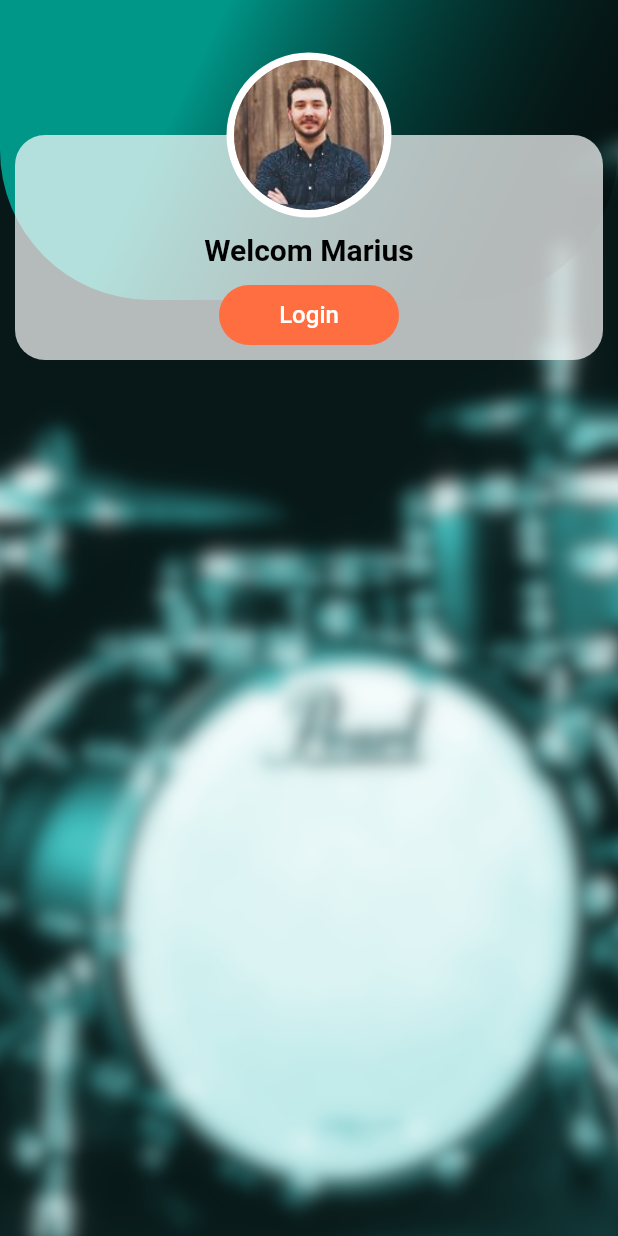
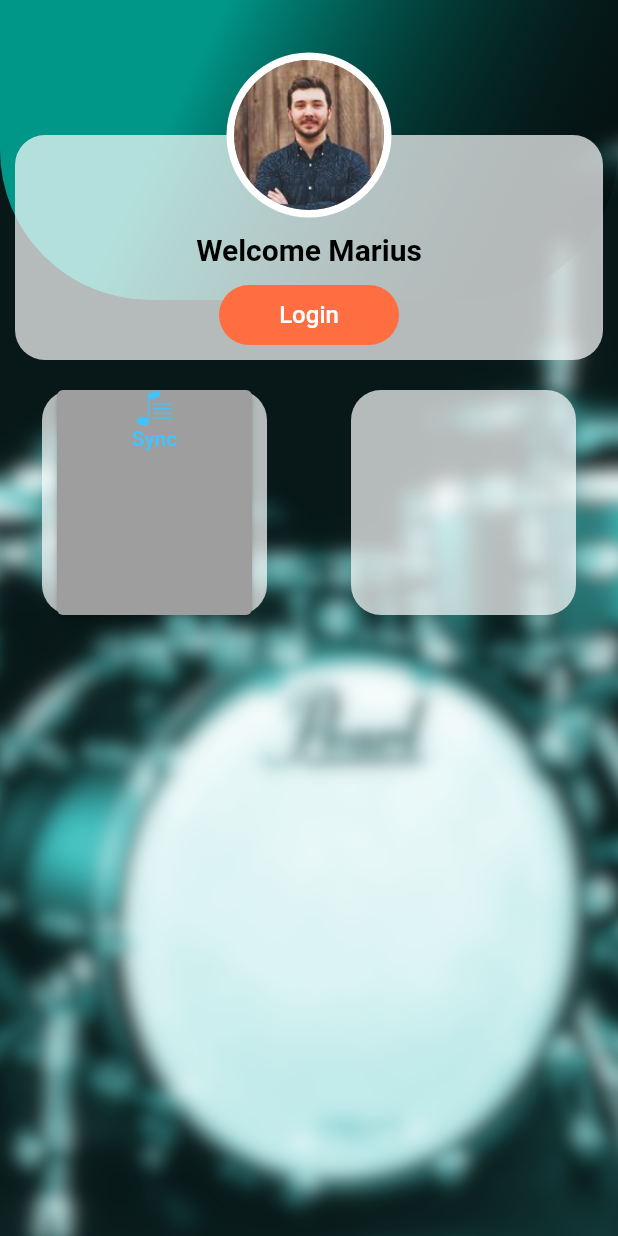
Before and after one commit to MariusRadyn/TeamPlayer, a Flutter app: the screen it shows after launch, on a phone screen of 412 x 824 dp. Run offline on Flutter 3.47's test engine with Material 3 defaults, Android fonts, the phone set to English and light mode, and no system bars; our stand-ins replace firebase_core, firebase_storage, flutter_slidable, image_picker, shared_preferences, smooth_page_indicator and 2 more; missing offline and left inert: circle_list, flex_seed_scheme, ftpconnect; accounts and stored records are empty.

Commit message:
Home screen wip

```diff
--- a/lib/pages/home.dart
+++ b/lib/pages/home.dart
@@ -40,11 +40,12 @@ class _HomeState extends State<Home> {
       ),
       child: Scaffold(
         backgroundColor: Colors.transparent,
-          body: Container(
-
-            child: Stack(
+        body: SafeArea(
+          child: Container(
+            child: Column(
               children: [
-
+                Stack(
+                  children: [
                     // Backdrop
                     Container(
                       alignment: Alignment.topCenter,
@@ -102,12 +103,14 @@ class _HomeState extends State<Home> {
                         ],
                       ),
                     ),
+
+                    // Welcome Message
                     Row(
                       mainAxisAlignment: MainAxisAlignment.center,
                       children: [
                         Container(
                           padding: EdgeInsets.only(top:155),
-                        child: Text('Welcom Marius',
+                          child: Text('Welcome Marius',
                             style: TextStyle(
                               color: Colors.black,
                               fontSize: 20,
@@ -118,6 +121,7 @@ class _HomeState extends State<Home> {
                       ],
                     ),
 
+                    // Login Button
                     Row(
                       mainAxisAlignment: MainAxisAlignment.center,
                       children: [
@@ -148,33 +152,48 @@ class _HomeState extends State<Home> {
                     ),
                   ],
                 ),
+
+                SizedBox(height: 20,),
+
+                // Tiles
+                Row(
+                  mainAxisAlignment: MainAxisAlignment.spaceAround,
+                  children: [
+                    Container(
+                      padding: EdgeInsets.only(left: 10, right: 10),
+                      width: 150,
+                      height: 150,
+                      decoration: const BoxDecoration(
+                          color: Colors.white70,
+                          borderRadius: BorderRadius.all(Radius.circular(20))
+                      ),
+                      child: ElevatedButton(
+                        child: Column(
+                          children: [
+                            ImageIcon(AssetImage('images/playlist.png')),
+                            Text('Sync'),
+                          ],
+                        ),
+                          onPressed: (){
+
+                          },
+                      ),
+                    ),
+                    Container(
+                      width: 150,
+                      height: 150,
+                      decoration: const BoxDecoration(
+                          color: Colors.white70,
+                          borderRadius: BorderRadius.all(Radius.circular(20))
+                      ),
+                    ),
+                  ],
+                ),
+              ],
+            ),
+          ),
         )
-          //},
       ),
-          // child: Center(
-          //   child: CircleList(
-          //       origin: Offset(0,0),
-          //     centerWidget: GestureDetector(
-          //       onTap: () => exit(0),
-          //       child: ClipRRect(
-          //         borderRadius:BorderRadius.all(Radius.circular(10)),
-          //         child: Image.asset('images/power2.png'),
-          //         ),
-          //       ),
-          //       children: myPageRoutes.keys.map((item) {
-          //         return GestureDetector(
-          //           onTap: () {
-          //             Navigator.push(context,
-          //               MaterialPageRoute(builder: (context) => myPageRoutes[item]!),
-          //             );
-          //           },
-          //           child: Image.asset(item,width: 50,height: 50),
-          //         );
-          //       }).toList(),
-          //     ),
-          //   ),
-        //),
-      //),
     );
   }
 }
```
Also changed, not shown: pubspec.lock. Lines whose indentation alone changed are shown as unchanged.
